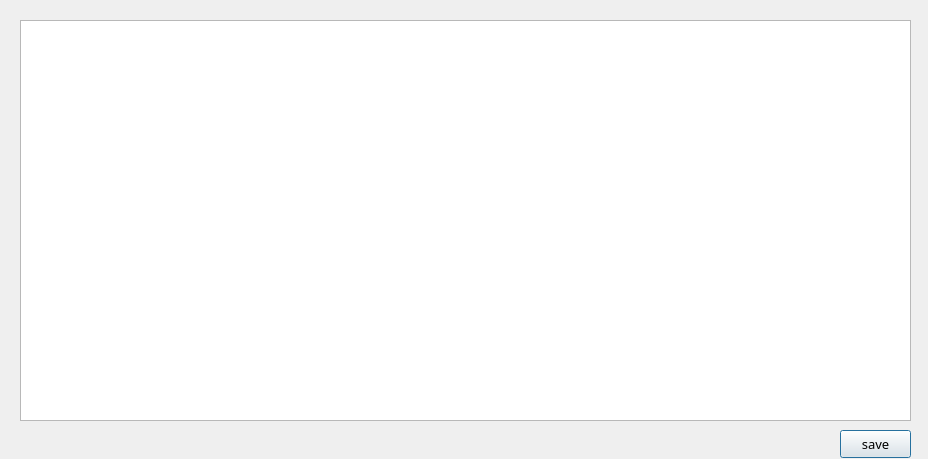
First picture: the form in ctripui/orderuser.ui, repository imagecser/hotelManage, before the edit.
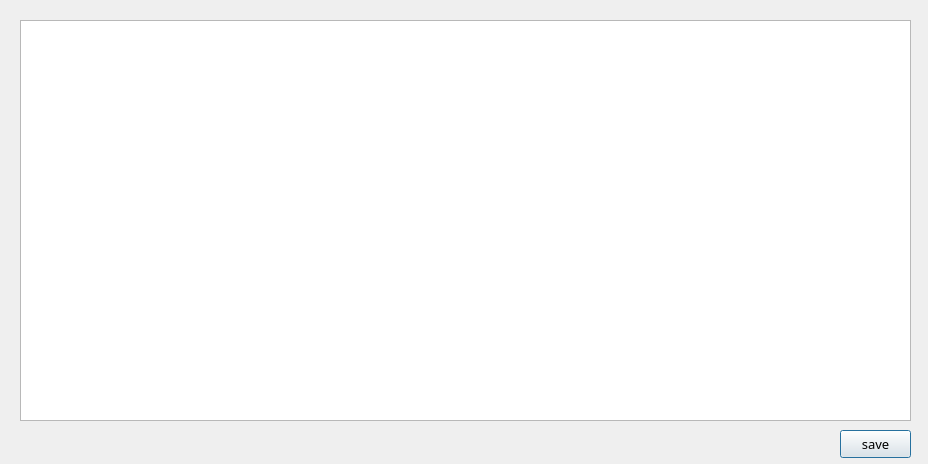
Second picture: the form after the edit.

Diff of the .ui file:
```diff
--- a/ctripui/orderuser.ui
+++ b/ctripui/orderuser.ui
@@ -7,7 +7,7 @@
     <x>0</x>
     <y>0</y>
     <width>928</width>
-    <height>459</height>
+    <height>464</height>
    </rect>
   </property>
   <property name="windowTitle">
```
